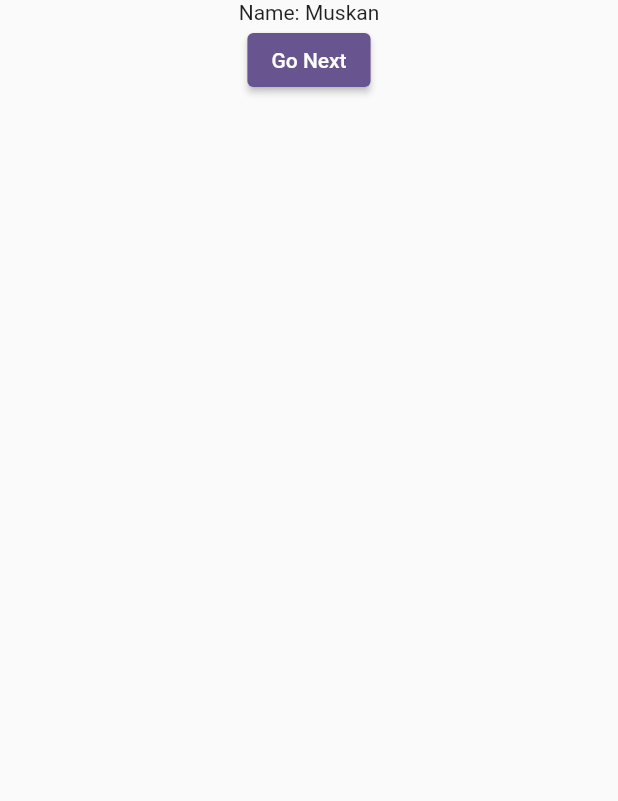
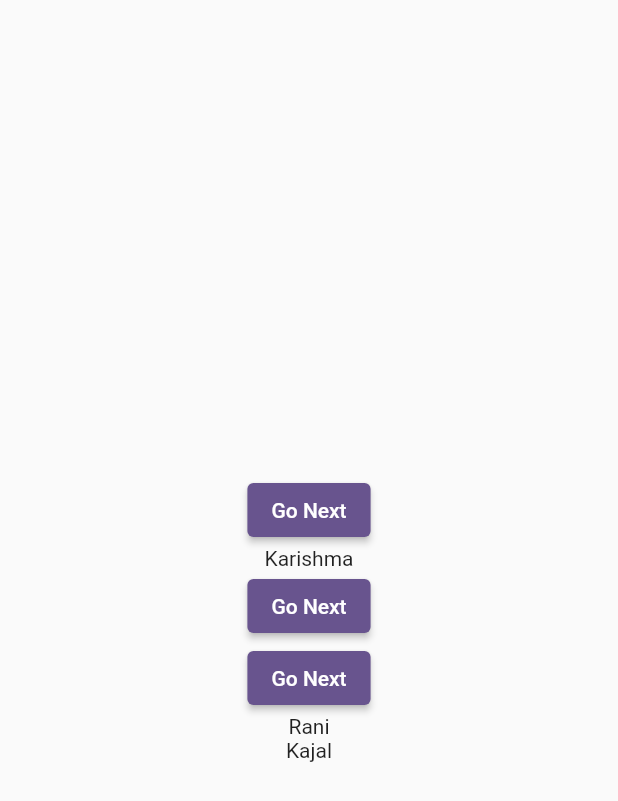
Before and after one commit to edugaon-tech/girls-sqflite, a Flutter app: the StudentScreen screen opened directly, on a phone screen of 412 x 824 dp. Shown: the top 801 px of the screen. Run offline on Flutter 3.47's test engine with Material 3 defaults, Android fonts, the phone set to English and light mode, and no system bars; our stand-ins replace sqflite; accounts and stored records are empty.

Commit message:
polymorphism and constructor

```diff
--- a/lib/main.dart
+++ b/lib/main.dart
@@ -1,5 +1,6 @@
 import 'package:flutter/material.dart';
 import 'package:learn_sqflite/screens/home_screen.dart';
+import 'package:learn_sqflite/students/students_screen.dart';
 
 void main() {
   runApp(const MyApp());
@@ -16,7 +17,7 @@ class MyApp extends StatelessWidget {
         colorScheme: ColorScheme.fromSeed(seedColor: Colors.deepPurple),
         useMaterial3: false,
       ),
-      home: const MyHomePage(title: 'Home',),
+      home: StudentScreen(),
     );
   }
 }
--- a/lib/students/students_screen.dart
+++ b/lib/students/students_screen.dart
@@ -10,33 +10,55 @@ class StudentScreen extends StatefulWidget {
 }
 
 class _StudentScreenState extends State<StudentScreen> {
+  var student = Student();
   @override
   Widget build(BuildContext context) {
+    var studentWidgets = StudentWidgets();
     return Scaffold(
       body: Center(
         child: Column(
+          crossAxisAlignment: CrossAxisAlignment.center,
+          mainAxisAlignment: MainAxisAlignment.center,
           children: [
-            const Text("Name: Muskan"),
-            ElevatedButton(
-                onPressed: () {
-                  Navigator.push(
-                      context,
-                      MaterialPageRoute(
-                          builder: (context) => StudentDetailsScreen(
-                                student: StudentModel(
-                                    name: "name",
-                                    email: "email",
-                                    phone: "phone",
-                                    age: 12,
-                                    fatherName: "fatherName",
-                                    isMale: true,
-                                    motherName: "motherName").convertModelToMap(),
-                              )));
-                },
-                child: const Text("Go Next"))
+            studentWidgets.studentAddButton(context,Container()),
+            studentWidgets.nameTextView("Karishma"),
+            studentWidgets.studentAddButton(context,Container()),
+            studentWidgets.studentAddButton(context,Container()),
+            studentWidgets.nameTextView("Rani"),
+            studentWidgets.nameTextView("Kajal"),
           ],
         ),
       ),
     );
   }
 }
+
+class StudentWidgets{
+
+  Widget studentAddButton(BuildContext context,Widget nextClass){
+    return ElevatedButton(
+        onPressed: () {
+          Navigator.push(
+              context,
+              MaterialPageRoute(
+                  builder: (context) => nextClass));
+        },
+        child: const Text("Go Next"));
+  }
+
+  Widget nameTextView(String name)=>Text(name);
+}
+
+
+class Teacher{
+  Widget myName()=>Text("Rahul raj");
+}
+
+class Student extends Teacher{
+  // @override
+  // Widget myName() {
+  //   return Text("Ansar Ali");
+  // }
+
+  Widget writeStudentName()=> myName();
+}
```
Also changed, not shown: lib/darts/oops/polymorphism.dart (+22 -10 lines), pubspec.lock.
